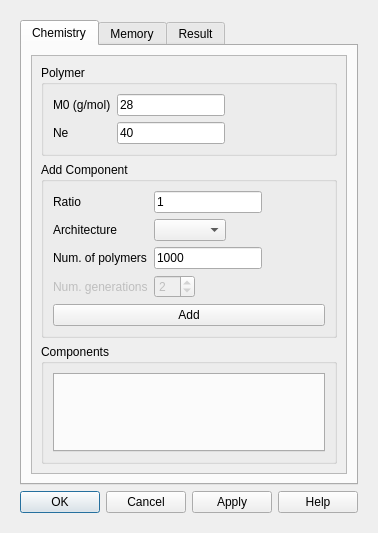
Old version of the form RepTate/gui/bob_gen_poly.ui in the repository jorge-ramirez-upm/RepTate.
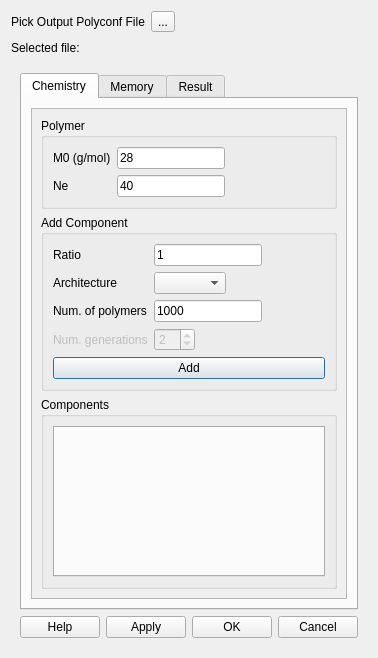
New version of the form.

```diff
--- a/RepTate/gui/bob_gen_poly.ui
+++ b/RepTate/gui/bob_gen_poly.ui
@@ -6,17 +6,83 @@
    <rect>
     <x>0</x>
     <y>0</y>
-    <width>373</width>
-    <height>533</height>
+    <width>360</width>
+    <height>658</height>
    </rect>
   </property>
   <property name="windowTitle">
    <string>Create Polymer Configuration</string>
   </property>
   <layout class="QVBoxLayout" name="verticalLayout">
+   <item>
+    <layout class="QVBoxLayout" name="verticalLayout_9">
+     <item>
+      <layout class="QHBoxLayout" name="horizontalLayout">
+       <item>
+        <widget class="QLabel" name="label_8">
+         <property name="text">
+          <string>Pick Output Polyconf File</string>
+         </property>
+        </widget>
+       </item>
+       <item>
+        <widget class="QToolButton" name="pb_pick_file">
+         <property name="text">
+          <string>...</string>
+         </property>
+        </widget>
+       </item>
+       <item>
+        <spacer name="horizontalSpacer">
+         <property name="orientation">
+          <enum>Qt::Horizontal</enum>
+         </property>
+         <property name="sizeHint" stdset="0">
+          <size>
+           <width>40</width>
+           <height>20</height>
+          </size>
+         </property>
+        </spacer>
+       </item>
+      </layout>
+     </item>
+     <item>
+      <layout class="QHBoxLayout" name="horizontalLayout_2">
+       <item>
+        <widget class="QLabel" name="label_9">
+         <property name="text">
+          <string>Selected file:</string>
+         </property>
+        </widget>
+       </item>
+       <item>
+        <widget class="QLabel" name="selected_file">
+         <property name="text">
+          <string/>
+         </property>
+        </widget>
+       </item>
+       <item>
+        <spacer name="horizontalSpacer_2">
+         <property name="orientation">
+          <enum>Qt::Horizontal</enum>
+         </property>
+         <property name="sizeHint" stdset="0">
+          <size>
+           <width>40</width>
+           <height>20</height>
+          </size>
+         </property>
+        </spacer>
+       </item>
+      </layout>
+     </item>
+    </layout>
+   </item>
    <item>
     <widget class="QWidget" name="inp_param_widget" native="true">
-     <layout class="QVBoxLayout" name="verticalLayout_9">
+     <layout class="QVBoxLayout" name="verticalLayout_13">
       <item>
        <widget class="QTabWidget" name="tabWidget">
         <property name="currentIndex">
@@ -38,7 +104,7 @@
                <x>0</x>
                <y>0</y>
                <width>277</width>
-               <height>394</height>
+               <height>423</height>
               </rect>
              </property>
              <layout class="QVBoxLayout" name="verticalLayout_6">
@@ -425,17 +491,36 @@
        </widget>
       </item>
       <item>
-       <widget class="QDialogButtonBox" name="buttonBox">
-        <property name="orientation">
-         <enum>Qt::Horizontal</enum>
-        </property>
-        <property name="standardButtons">
-         <set>QDialogButtonBox::Apply|QDialogButtonBox::Cancel|QDialogButtonBox::Help|QDialogButtonBox::Ok</set>
-        </property>
-        <property name="centerButtons">
-         <bool>false</bool>
-        </property>
-       </widget>
+       <layout class="QHBoxLayout" name="horizontalLayout_3">
+        <item>
+         <widget class="QPushButton" name="pb_help">
+          <property name="text">
+           <string>Help</string>
+          </property>
+         </widget>
+        </item>
+        <item>
+         <widget class="QPushButton" name="pb_apply">
+          <property name="text">
+           <string>Apply</string>
+          </property>
+         </widget>
+        </item>
+        <item>
+         <widget class="QPushButton" name="pb_ok">
+          <property name="text">
+           <string>OK</string>
+          </property>
+         </widget>
+        </item>
+        <item>
+         <widget class="QPushButton" name="pb_cancel">
+          <property name="text">
+           <string>Cancel</string>
+          </property>
+         </widget>
+        </item>
+       </layout>
       </item>
      </layout>
     </widget>
```
Left out of the diff: 38 changed lines with no effect on the pictures.
